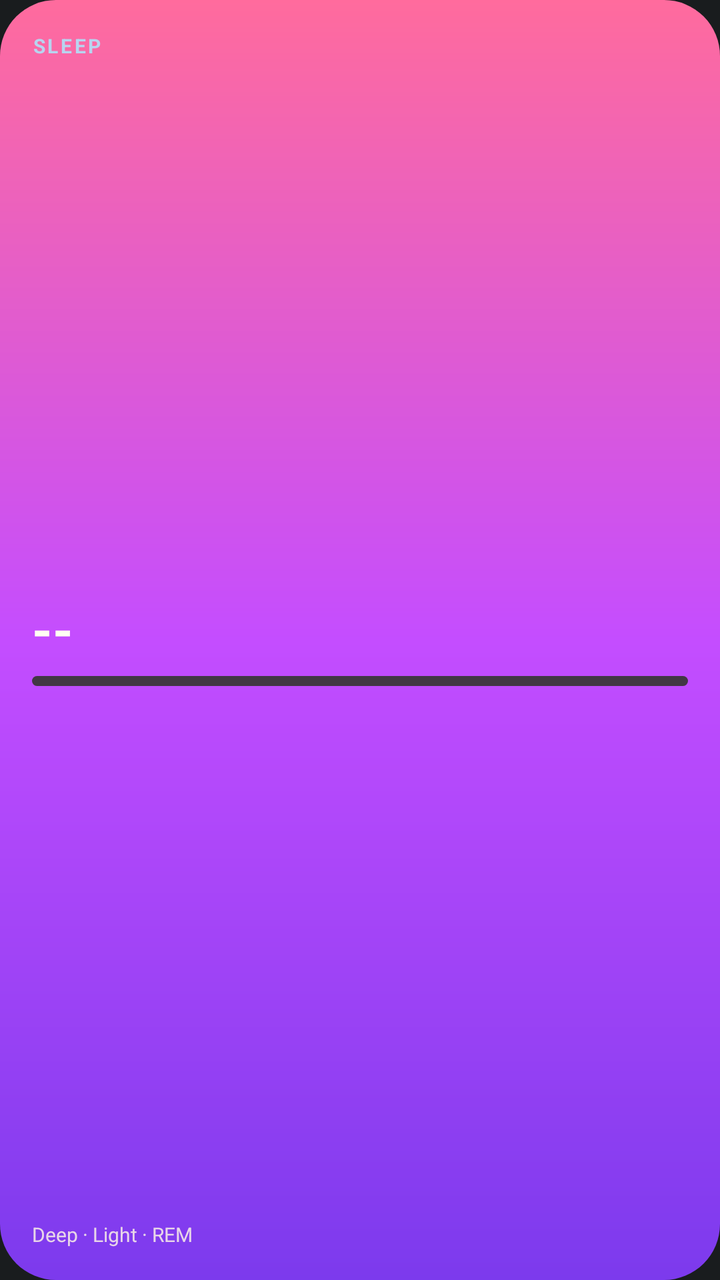
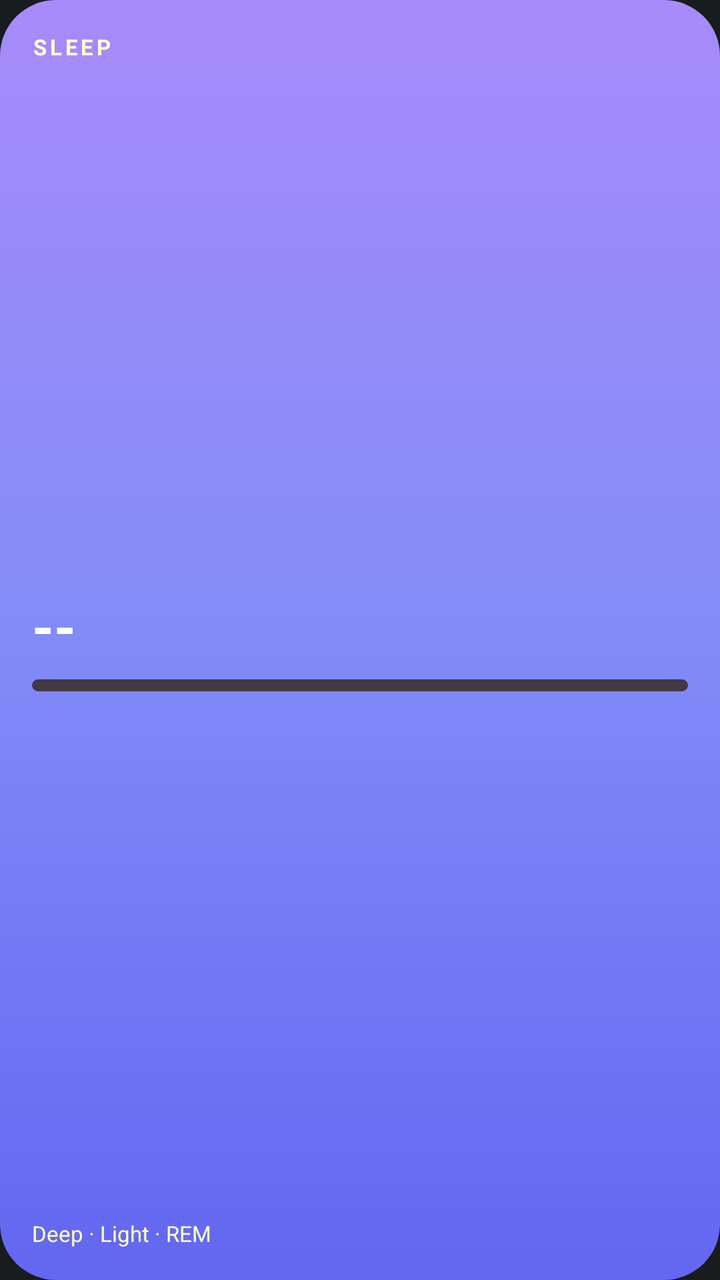

Two renders of the same Android screen: before a commit and after it. Below are the layout's source before the change and the commit's diff.
<!-- AndroidManifest.xml: application theme Theme.MyApplication -->
<!-- res/layout/widget_glass_sleep.xml -->
<?xml version="1.0" encoding="utf-8"?>
<LinearLayout xmlns:android="http://schemas.android.com/apk/res/android"
    android:id="@+id/glass_root"
    android:layout_width="match_parent"
    android:layout_height="match_parent"
    android:background="@drawable/bg_widget_card"
    android:orientation="vertical">
    <TextView
        android:id="@+id/tv_label"
        android:layout_width="wrap_content"
        android:layout_height="wrap_content"
        android:text="SLEEP"
        android:textColor="@color/glass_sky"
        android:textSize="10sp"
        android:textStyle="bold"
        android:maxLines="1"
        android:letterSpacing="0.12" />
    <LinearLayout
        android:layout_width="match_parent"
        android:layout_height="0dp"
        android:layout_weight="1"
        android:gravity="center_vertical"
        android:orientation="vertical">
    <TextView
        android:id="@+id/tv_value"
        android:layout_width="wrap_content"
        android:layout_height="wrap_content"
        android:text="--"
        android:textColor="@color/glass_text"
        android:textSize="26sp"
        android:textStyle="bold"
        android:maxLines="1"
         />
        <ProgressBar
            android:id="@+id/pb_bar"
            style="?android:attr/progressBarStyleHorizontal"
            android:layout_width="match_parent"
            android:layout_height="5dp"
            android:layout_marginTop="6dp"
            android:max="100"
            android:progress="0"
            android:progressDrawable="@drawable/progress_drawable_kestrel" />
    </LinearLayout>
    <TextView
        android:id="@+id/tv_sub"
        android:layout_width="wrap_content"
        android:layout_height="wrap_content"
        android:text="Deep · Light · REM"
        android:textColor="@color/glass_muted"
        android:textSize="10sp"
        
        android:maxLines="1"
         />
</LinearLayout>
<!-- resources referenced by this layout -->
<resources>
  <color name="glass_muted">#E8D5E8</color>
  <color name="glass_sky">#B8D4F0</color>
  <color name="glass_text">#FFFFFFF2</color>
  <!-- drawable bg_widget_card (drawable) -->
  <?xml version="1.0" encoding="utf-8"?>
  <shape xmlns:android="http://schemas.android.com/apk/res/android" android:shape="rectangle">
      <gradient
          android:type="linear"
          android:angle="145"
          android:startColor="#FF6B9D"
          android:centerColor="#C44DFF"
          android:endColor="#7C3AED" />
      <corners android:radius="28dp" />
      <padding
          android:left="16dp"
          android:top="16dp"
          android:right="16dp"
          android:bottom="16dp" />
  </shape>
  <!-- drawable progress_drawable_kestrel (drawable) -->
  <?xml version="1.0" encoding="utf-8"?>
  <layer-list xmlns:android="http://schemas.android.com/apk/res/android">
      <item android:id="@android:id/background">
          <shape android:shape="rectangle">
              <corners android:radius="4dp" />
              <solid android:color="#423744" />
          </shape>
      </item>
      <item android:id="@android:id/progress">
          <clip>
              <shape android:shape="rectangle">
                  <corners android:radius="4dp" />
                  <solid android:color="@color/kestrel_mauve" />
              </shape>
          </clip>
      </item>
  </layer-list>
  <style name="Theme.MyApplication" parent="android:Theme.DeviceDefault.NoActionBar" />
  <color name="kestrel_mauve">#AA98A9</color>
</resources>

<!-- the commit's change to res/layout/widget_glass_sleep.xml (unified diff, before → after) -->
@@ -3,40 +3,39 @@
     android:id="@+id/glass_root"
     android:layout_width="match_parent"
     android:layout_height="match_parent"
-    android:background="@drawable/bg_widget_card"
-    android:orientation="vertical">
+    android:background="@drawable/bg_grad_sleep"
+    android:orientation="vertical"
+    android:padding="16dp">
     <TextView
         android:id="@+id/tv_label"
         android:layout_width="wrap_content"
         android:layout_height="wrap_content"
         android:text="SLEEP"
-        android:textColor="@color/glass_sky"
-        android:textSize="10sp"
+        android:textColor="#FFFFFFCC"
+        android:textSize="11sp"
         android:textStyle="bold"
-        android:maxLines="1"
-        android:letterSpacing="0.12" />
+        android:letterSpacing="0.14" />
     <LinearLayout
         android:layout_width="match_parent"
         android:layout_height="0dp"
         android:layout_weight="1"
         android:gravity="center_vertical"
         android:orientation="vertical">
-    <TextView
-        android:id="@+id/tv_value"
-        android:layout_width="wrap_content"
-        android:layout_height="wrap_content"
-        android:text="--"
-        android:textColor="@color/glass_text"
-        android:textSize="26sp"
-        android:textStyle="bold"
-        android:maxLines="1"
-         />
+        <TextView
+            android:id="@+id/tv_value"
+            android:layout_width="wrap_content"
+            android:layout_height="wrap_content"
+            android:text="--"
+            android:textColor="#FFFFFF"
+            android:textSize="28sp"
+            android:textStyle="bold"
+            android:maxLines="1" />
         <ProgressBar
             android:id="@+id/pb_bar"
             style="?android:attr/progressBarStyleHorizontal"
             android:layout_width="match_parent"
-            android:layout_height="5dp"
-            android:layout_marginTop="6dp"
+            android:layout_height="6dp"
+            android:layout_marginTop="8dp"
             android:max="100"
             android:progress="0"
             android:progressDrawable="@drawable/progress_drawable_kestrel" />
@@ -46,9 +45,7 @@
         android:layout_width="wrap_content"
         android:layout_height="wrap_content"
         android:text="Deep · Light · REM"
-        android:textColor="@color/glass_muted"
-        android:textSize="10sp"
-        
-        android:maxLines="1"
-         />
+        android:textColor="#FFFFFFB3"
+        android:textSize="11sp"
+        android:maxLines="1" />
 </LinearLayout>
<!-- resource entries referenced after the edit -->
@@ -1,23 +1,15 @@
 <!-- resources referenced by this layout -->
 <resources>
-  <color name="glass_muted">#E8D5E8</color>
-  <color name="glass_sky">#B8D4F0</color>
-  <color name="glass_text">#FFFFFFF2</color>
-  <!-- drawable bg_widget_card (drawable) -->
+  <!-- drawable bg_grad_sleep (drawable) -->
   <?xml version="1.0" encoding="utf-8"?>
   <shape xmlns:android="http://schemas.android.com/apk/res/android" android:shape="rectangle">
       <gradient
           android:type="linear"
-          android:angle="145"
-          android:startColor="#FF6B9D"
-          android:centerColor="#C44DFF"
-          android:endColor="#7C3AED" />
+          android:angle="125"
+          android:startColor="#A78BFA"
+          android:centerColor="#818CF8"
+          android:endColor="#6366F1" />
       <corners android:radius="28dp" />
-      <padding
-          android:left="16dp"
-          android:top="16dp"
-          android:right="16dp"
-          android:bottom="16dp" />
   </shape>
   <!-- drawable progress_drawable_kestrel (drawable) -->
   <?xml version="1.0" encoding="utf-8"?>
